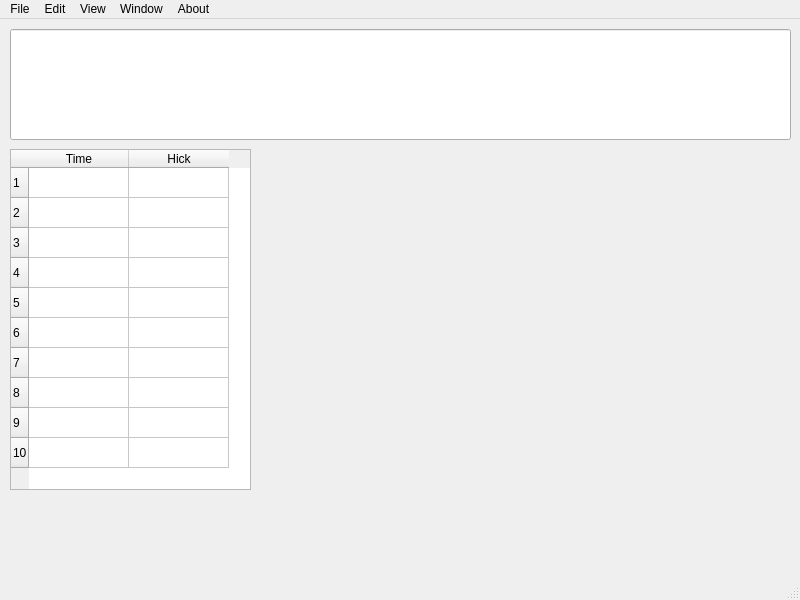
Old version of the form mainwindow.ui in the repository nKadykov/interactive_systems_4.
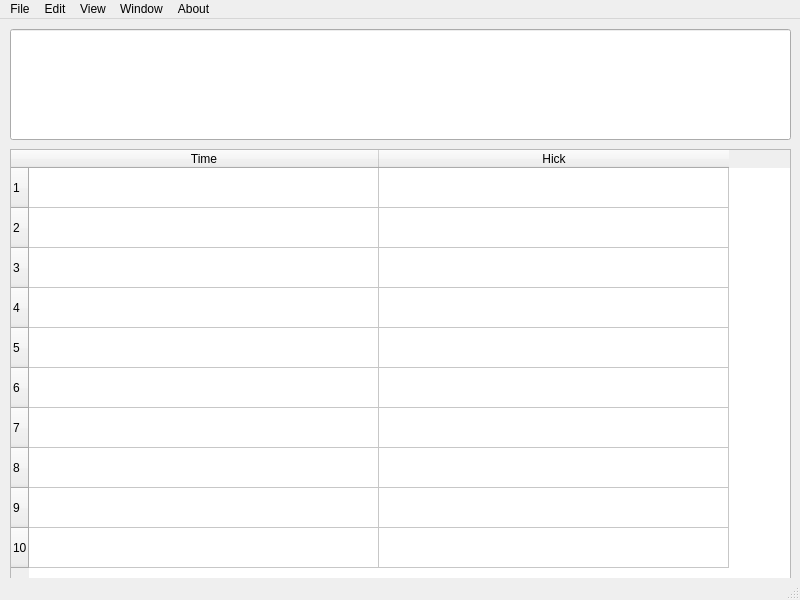
New version of the form.

```diff
--- a/mainwindow.ui
+++ b/mainwindow.ui
@@ -29,10 +29,22 @@
      <rect>
       <x>10</x>
       <y>130</y>
-      <width>241</width>
-      <height>341</height>
+      <width>781</width>
+      <height>471</height>
      </rect>
     </property>
+    <attribute name="horizontalHeaderMinimumSectionSize">
+     <number>350</number>
+    </attribute>
+    <attribute name="horizontalHeaderDefaultSectionSize">
+     <number>100</number>
+    </attribute>
+    <attribute name="verticalHeaderMinimumSectionSize">
+     <number>40</number>
+    </attribute>
+    <attribute name="verticalHeaderDefaultSectionSize">
+     <number>30</number>
+    </attribute>
     <row/>
     <row/>
     <row/>
```
